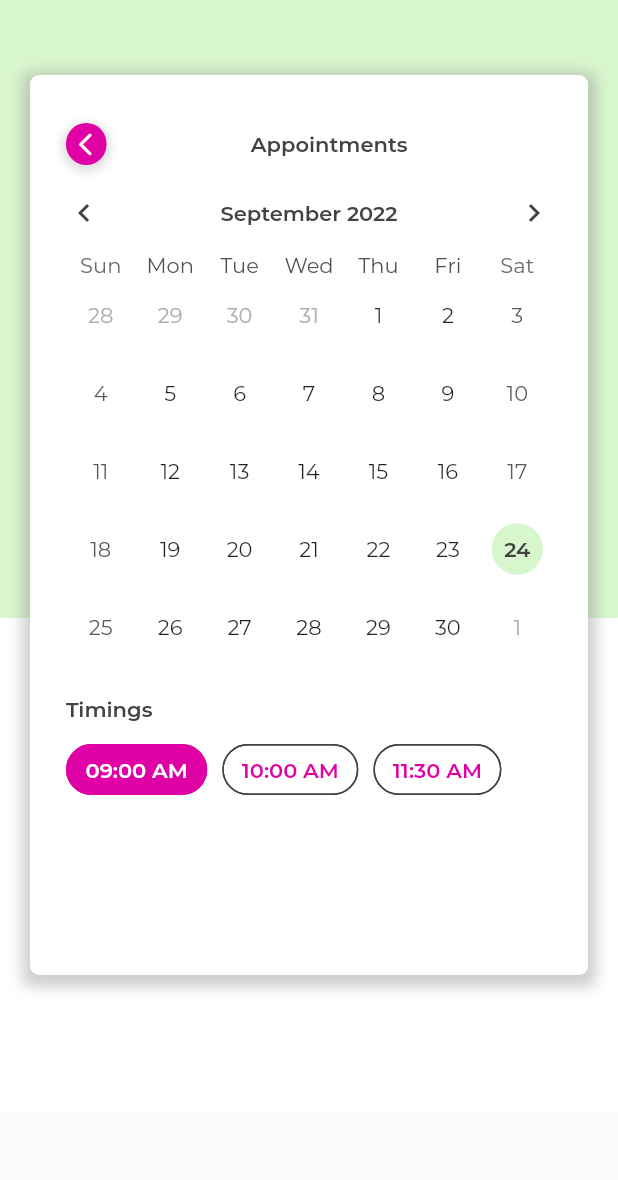
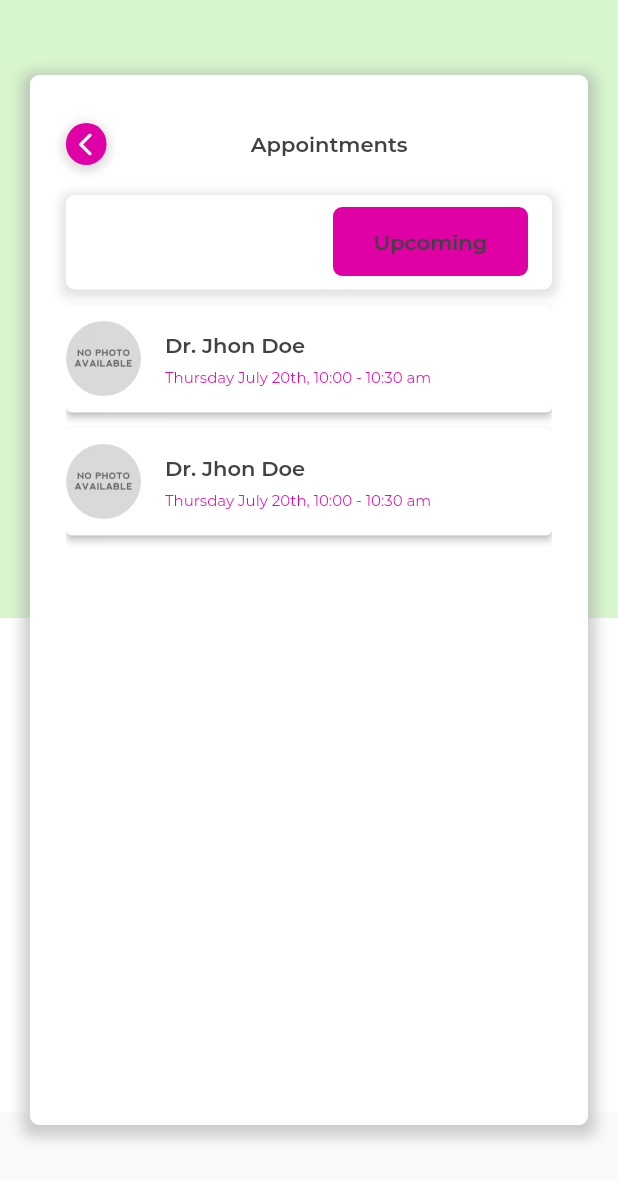
Before and after one commit to asheersaeed720/healthy_sizes, a Flutter app: the screen it shows after launch, on a phone screen of 412 x 824 dp. Shown: the top 1180 px of the screen. Run offline on Flutter 3.47's test engine with Material 2 defaults, Android fonts, the phone set to English and light mode, and no system bars; drawn by our look-alikes of table_calendar; our stand-ins replace cached_network_image, connectivity_plus, dropdown_search, flutter_form_builder, fluttertoast, get and 2 more; missing offline and left inert: async_button_builder, onboarding_intro_screen.

Commit message:
appointment detail UI added

```diff
--- a/lib/main.dart
+++ b/lib/main.dart
@@ -3,7 +3,7 @@ import 'package:flutter/services.dart';
 import 'package:get/get.dart';
 import 'package:get/get_navigation/src/root/get_material_app.dart';
 import 'package:get_storage/get_storage.dart';
-import 'package:healthy_sizes/src/appointment/appointment_screen.dart';
+import 'package:healthy_sizes/src/appointment/appointment_detail_screen.dart';
 import 'package:healthy_sizes/src/initial_binding.dart';
 import 'package:healthy_sizes/utils/app_theme.dart';
 import 'package:healthy_sizes/utils/routes.dart';
@@ -34,7 +34,7 @@ class MyApp extends StatelessWidget {
         theme: lightThemeData,
         initialBinding: InitialBinding(),
         // initialRoute: InitialScreen.routeName,
-        home: const AppointmentScreen(),
+        home: const AppointmentDetailScreen(),
         getPages: routes,
       );
 }
--- /dev/null
+++ b/lib/src/appointment/appointment_detail_screen.dart
@@ -0,0 +1,203 @@
+import 'dart:developer';
+
+import 'package:flutter/gestures.dart';
+import 'package:flutter/material.dart';
+import 'package:get/get.dart';
+import 'package:healthy_sizes/utils/constants.dart';
+import 'package:healthy_sizes/widgets/arrow_widget.dart';
+import 'package:healthy_sizes/widgets/screen_bg_widget.dart';
+
+class AppointmentDetailScreen extends StatefulWidget {
+  static const String routeName = '/appointment-detail';
+
+  const AppointmentDetailScreen({super.key});
+
+  @override
+  State<AppointmentDetailScreen> createState() => _AppointmentDetailScreenState();
+}
+
+class _AppointmentDetailScreenState extends State<AppointmentDetailScreen> {
+  int _index = 1;
+
+  @override
+  Widget build(BuildContext context) {
+    return Scaffold(
+      body: SingleChildScrollView(
+        child: Stack(
+          children: [
+            const SizedBox(
+              height: 800,
+              child: ScreenBgWidget(isHideHeading: true),
+            ),
+            Positioned(
+              top: 50.0,
+              left: 20.0,
+              right: 20.0,
+              child: Container(
+                height: 700,
+                padding: const EdgeInsets.symmetric(horizontal: 24.0, vertical: 32.0),
+                decoration: BoxDecoration(
+                  color: Colors.white,
+                  borderRadius: BorderRadius.circular(kBorderRadius),
+                  boxShadow: [
+                    BoxShadow(
+                      color: Colors.grey.withOpacity(0.5),
+                      spreadRadius: 5,
+                      blurRadius: 7,
+                      offset: const Offset(0, 3),
+                    ),
+                  ],
+                ),
+                child: Column(
+                  crossAxisAlignment: CrossAxisAlignment.start,
+                  children: [
+                    _buildTitleViewWithBackArrow(),
+                    const SizedBox(height: 20.0),
+                    DefaultTabController(
+                      length: 2,
+                      child: Column(
+                        mainAxisSize: MainAxisSize.min,
+                        children: <Widget>[
+                          Container(
+                            padding: const EdgeInsets.symmetric(vertical: 8.0),
+                            decoration: BoxDecoration(
+                              color: Colors.white,
+                              borderRadius: BorderRadius.circular(kBorderRadius),
+                              boxShadow: [
+                                BoxShadow(
+                                  color: Colors.grey.withOpacity(0.3),
+                                  spreadRadius: 3,
+                                  blurRadius: 5,
+                                  offset: const Offset(0, 2),
+                                ),
+                              ],
+                            ),
+                            child: TabBar(
+                              indicatorWeight: 1.0,
+                              indicatorColor: Colors.white,
+                              labelColor: Colors.white,
+                              labelStyle: kBodyStyle,
+                              unselectedLabelColor: Colors.grey.shade800,
+                              controller: null,
+                              onTap: (selected) {
+                                setState(() {
+                                  _index = selected;
+                                });
+                                log('_index $_index');
+                              },
+                              tabs: [
+                                Container(
+                                  width: double.infinity,
+                                  decoration: BoxDecoration(
+                                    color: _index == 0 ? kPrimaryColor : Colors.white,
+                                    borderRadius: BorderRadius.circular(kBorderRadius),
+                                  ),
+                                  child: const Tab(text: "Home"),
+                                ),
+                                Container(
+                                  width: double.infinity,
+                                  decoration: BoxDecoration(
+                                    color: _index == 1 ? kPrimaryColor : Colors.white,
+                                    borderRadius: BorderRadius.circular(kBorderRadius),
+                                  ),
+                                  child: const Tab(text: "Upcoming"),
+                                ),
+                              ],
+                            ),
+                          ),
+                          SizedBox(
+                            height: 500, // MediaQuery.of(context).size.height,
+                            child: TabBarView(
+                              physics: const NeverScrollableScrollPhysics(),
+                              children: [
+                                _buildDoctorInfoView(),
+                                _buildDoctorInfoView(),
+                              ],
+                            ),
+                          ),
+                        ],
+                      ),
+                    ),
+                  ],
+                ),
+              ),
+            ),
+          ],
+        ),
+      ),
+    );
+  }
+
+  Widget _buildTitleViewWithBackArrow() {
+    return Row(
+      children: [
+        arrowWidget(
+          onTap: () {
+            Get.back();
+          },
+        ),
+        const Spacer(),
+        Text('Appointments', style: kBodyStyle),
+        const Spacer(),
+        const Text(''),
+      ],
+    );
+  }
+
+  Widget _buildDoctorInfoView() {
+    return Column(
+      children: [
+        Card(
+          elevation: 2.0,
+          margin: const EdgeInsets.only(top: 10.0),
+          child: ListTile(
+            contentPadding: EdgeInsets.zero,
+            leading: ClipRRect(
+              borderRadius: BorderRadius.circular(50.0),
+              child: Image.asset(
+                'assets/images/no_img_available.jpg',
+                fit: BoxFit.cover,
+                width: 50.0,
+                height: 50.0,
+              ),
+            ),
+            title: Text('Dr. Jhon Doe', style: kBodyStyle),
+            subtitle: Text(
+              'Thursday July 20th, 10:00 - 10:30 am',
+              style: kBodyStyle.copyWith(
+                color: kPrimaryColor,
+                fontSize: 10.0,
+                fontWeight: FontWeight.w500,
+              ),
+            ),
+          ),
+        ),
+        Card(
+          elevation: 2.0,
+          margin: const EdgeInsets.only(top: 10.0),
+          child: ListTile(
+            contentPadding: EdgeInsets.zero,
+            leading: ClipRRect(
+              borderRadius: BorderRadius.circular(50.0),
+              child: Image.asset(
+                'assets/images/no_img_available.jpg',
+                fit: BoxFit.cover,
+                width: 50.0,
+                height: 50.0,
+              ),
+            ),
+            title: Text('Dr. Jhon Doe', style: kBodyStyle),
+            subtitle: Text(
+              'Thursday July 20th, 10:00 - 10:30 am',
+              style: kBodyStyle.copyWith(
+                color: kPrimaryColor,
+                fontSize: 10.0,
+                fontWeight: FontWeight.w500,
+              ),
+            ),
+          ),
+        ),
+      ],
+    );
+  }
+}
--- a/lib/src/appointment/appointment_screen.dart
+++ b/lib/src/appointment/appointment_screen.dart
@@ -1,7 +1,6 @@
 import 'package:flutter/material.dart';
-import 'package:flutter/src/widgets/container.dart';
-import 'package:flutter/src/widgets/framework.dart';
 import 'package:get/get.dart';
+import 'package:healthy_sizes/src/appointment/appointment_detail_screen.dart';
 import 'package:healthy_sizes/utils/constants.dart';
 import 'package:healthy_sizes/widgets/arrow_widget.dart';
 import 'package:healthy_sizes/widgets/custom_async_btn.dart';
@@ -72,7 +71,9 @@ class _AppointmentScreenState extends State<AppointmentScreen> {
                     const SizedBox(height: 20.0),
                     CustomAsyncBtn(
                       btnTxt: 'Book Now',
-                      onPress: () {},
+                      onPress: () {
+                        Get.toNamed(AppointmentDetailScreen.routeName);
+                      },
                     ),
                   ],
                 ),
--- a/lib/utils/routes.dart
+++ b/lib/utils/routes.dart
@@ -1,4 +1,5 @@
 import 'package:get/get.dart';
+import 'package:healthy_sizes/src/appointment/appointment_detail_screen.dart';
 import 'package:healthy_sizes/src/appointment/appointment_screen.dart';
 import 'package:healthy_sizes/src/auth/views/forgot_password_screen.dart';
 import 'package:healthy_sizes/src/auth/views/login_screen.dart';
@@ -66,4 +67,8 @@ final List<GetPage<dynamic>> routes = [
     name: AppointmentScreen.routeName,
     page: () => AppointmentScreen(),
   ),
+  GetPage(
+    name: AppointmentDetailScreen.routeName,
+    page: () => AppointmentDetailScreen(),
+  ),
 ];
```
